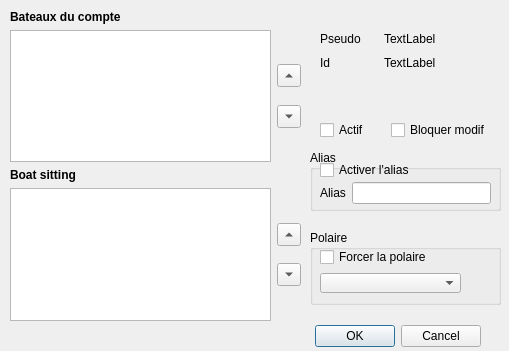
The window that src/boatAccount_dialog.ui (nohal/qtVlm) describes before a commit, drawn with Qt 5.
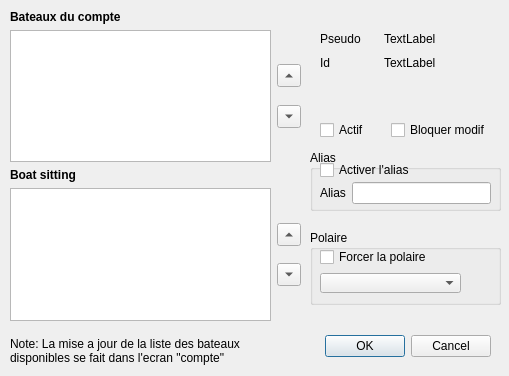
The same window after the commit.

The edit to the form file:
```diff
--- a/src/boatAccount_dialog.ui
+++ b/src/boatAccount_dialog.ui
@@ -10,7 +10,7 @@
     <x>0</x>
     <y>0</y>
     <width>509</width>
-    <height>351</height>
+    <height>376</height>
    </rect>
   </property>
   <property name="windowTitle">
@@ -19,9 +19,9 @@
   <widget class="QDialogButtonBox" name="buttonBox">
    <property name="geometry">
     <rect>
-     <x>10</x>
-     <y>320</y>
-     <width>471</width>
+     <x>-10</x>
+     <y>330</y>
+     <width>501</width>
      <height>32</height>
     </rect>
    </property>
@@ -407,6 +407,22 @@
     </item>
    </layout>
   </widget>
+  <widget class="QLabel" name="label">
+   <property name="geometry">
+    <rect>
+     <x>10</x>
+     <y>330</y>
+     <width>271</width>
+     <height>41</height>
+    </rect>
+   </property>
+   <property name="text">
+    <string>Note: La mise a jour de la liste des bateaux disponibles se fait dans l'ecran &quot;compte&quot;</string>
+   </property>
+   <property name="wordWrap">
+    <bool>true</bool>
+   </property>
+  </widget>
  </widget>
  <resources/>
  <connections>
```
